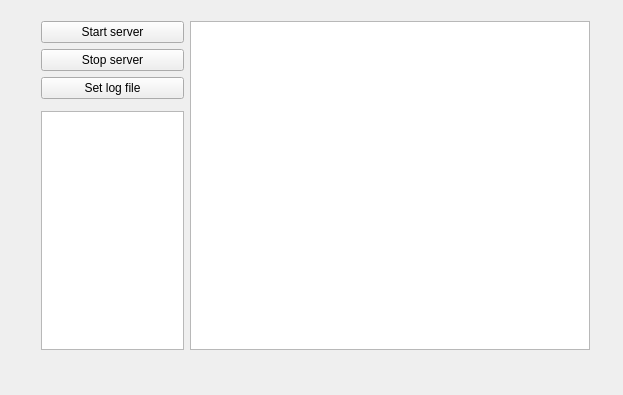
Old version of the form websocketServerQt/mainwindow.ui in the repository Vaelastrasz/websocketServerQt.
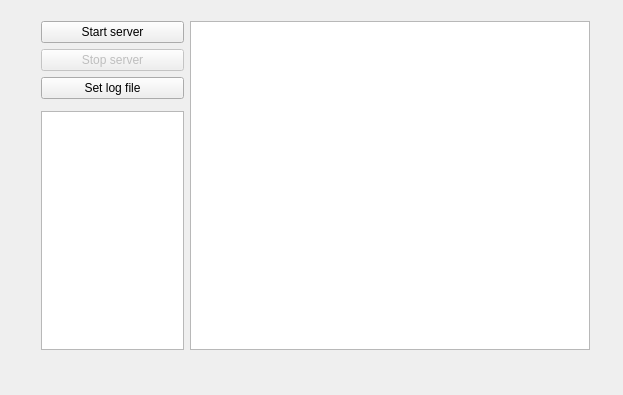
New version of the form.

What changed in the file:
```diff
--- a/websocketServerQt/mainwindow.ui
+++ b/websocketServerQt/mainwindow.ui
@@ -80,6 +80,9 @@
        </item>
        <item>
         <widget class="QPushButton" name="btn_stopServ">
+         <property name="enabled">
+          <bool>false</bool>
+         </property>
          <property name="text">
           <string>Stop server</string>
          </property>
```
Left out of the diff: 2 changed lines with no effect on the pictures.
